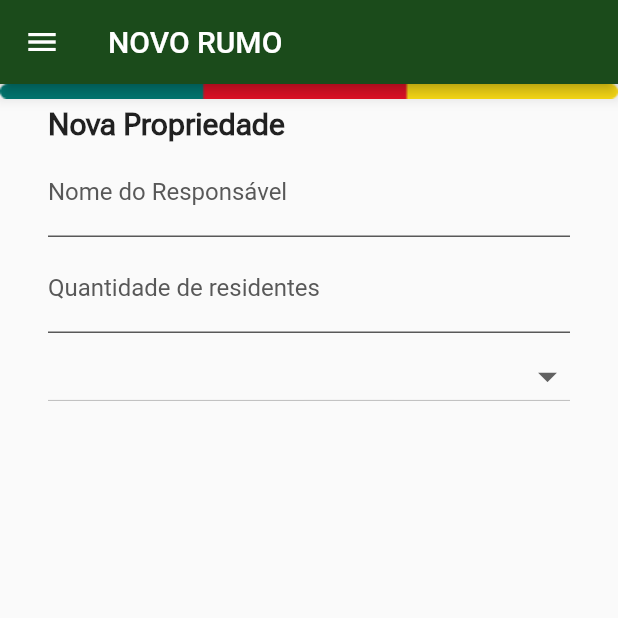
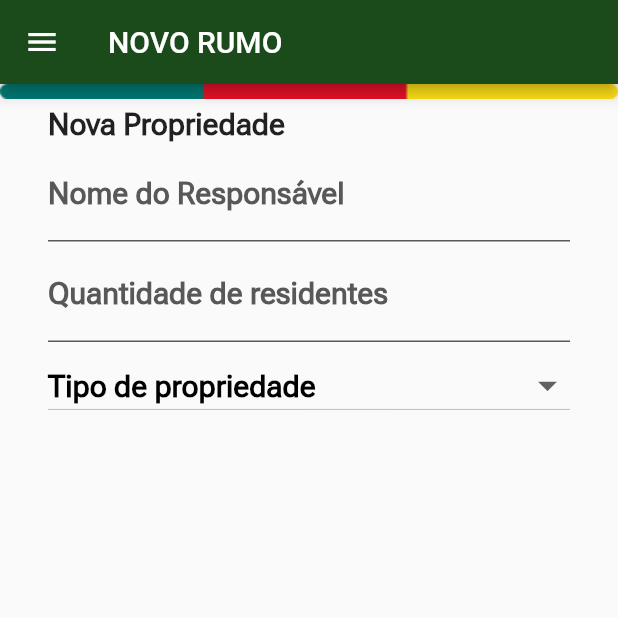
Before and after one commit to renanandreola/App-Brigada-Militar, a Flutter app: the NewPropertie screen opened directly, on a phone screen of 412 x 824 dp, the top half of it. Run offline on Flutter 3.47's test engine with Material 2 defaults, Android fonts, the phone set to English and light mode, and no system bars.

Commit message:
propertie screen

```diff
--- a/lib/newPropertie.dart
+++ b/lib/newPropertie.dart
@@ -1,3 +1,5 @@
+import 'dart:convert';
+
 import 'package:flutter/material.dart';
 
 class NewPropertie extends StatefulWidget {
@@ -64,8 +66,11 @@ class _NewPropertieState extends State<NewPropertie> {
                     decoration: InputDecoration(
                       labelText: "Nome do Responsável",
                       labelStyle: TextStyle(
-                        color: Color.fromARGB(255, 88, 88, 88),
-                      ),
+                          color: Color.fromARGB(255, 88, 88, 88),
+                          fontSize: 20,
+                          fontStyle: FontStyle.normal,
+                          fontWeight: FontWeight.bold,
+                          fontFamily: "RobotoFlex"),
                       enabledBorder: UnderlineInputBorder(
                         borderSide:
                             BorderSide(color: Color.fromARGB(255, 88, 88, 88)),
@@ -93,8 +98,11 @@ class _NewPropertieState extends State<NewPropertie> {
                     decoration: InputDecoration(
                       labelText: "Quantidade de residentes",
                       labelStyle: TextStyle(
-                        color: Color.fromARGB(255, 88, 88, 88),
-                      ),
+                          color: Color.fromARGB(255, 88, 88, 88),
+                          fontSize: 20,
+                          fontStyle: FontStyle.normal,
+                          fontWeight: FontWeight.bold,
+                          fontFamily: "RobotoFlex"),
                       enabledBorder: UnderlineInputBorder(
                         borderSide:
                             BorderSide(color: Color.fromARGB(255, 88, 88, 88)),
@@ -108,19 +116,35 @@ class _NewPropertieState extends State<NewPropertie> {
                   ),
                 ),
 
-                // Quantity of peoples
+                // Type of Home
                 Padding(
                     padding: EdgeInsets.only(left: 32, right: 32, top: 5),
                     child: DropdownButton(
-                      hint: _dropDownValue == null
-                          ? Text('Dropdown')
+                      hint: _dropDownValue == null || _dropDownValue == ""
+                          ? Text('Tipo de propriedade',
+                              style: TextStyle(
+                                  color: Colors.black,
+                                  fontSize: 20,
+                                  fontStyle: FontStyle.normal,
+                                  fontWeight: FontWeight.bold,
+                                  fontFamily: "RobotoFlex"))
                           : Text(
                               _dropDownValue,
-                              style: TextStyle(color: Colors.black),
+                              style: TextStyle(
+                                  color: Colors.black,
+                                  fontSize: 20,
+                                  fontStyle: FontStyle.normal,
+                                  fontWeight: FontWeight.bold,
+                                  fontFamily: "RobotoFlex"),
                             ),
                       isExpanded: true,
                       iconSize: 30.0,
-                      style: TextStyle(color: Colors.black),
+                      style: TextStyle(
+                          color: Colors.black,
+                          fontSize: 20,
+                          fontStyle: FontStyle.normal,
+                          fontWeight: FontWeight.bold,
+                          fontFamily: "RobotoFlex"),
                       items: ['Sítio', 'Chácara', 'Casa'].map(
                         (val) {
                           return DropdownMenuItem<String>(
```
